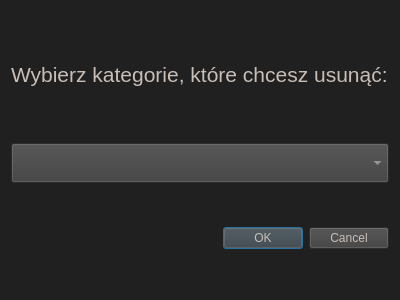
zuzmej/Wydatkoinator, file ui/delete_category_dialog.ui: the form before one commit.
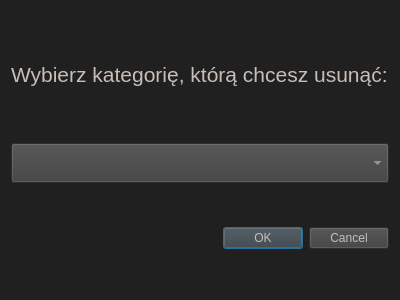
The form after the commit.

```diff
--- a/ui/delete_category_dialog.ui
+++ b/ui/delete_category_dialog.ui
@@ -26,7 +26,12 @@
 
 QComboBox{ 
 	color: #c8beb7;
-	background-color: #3e3e3e
+	background-color: #3e3e3e;
+}
+
+QComboBox QAbstractItemView {	/* zmiana kolorów listy rozwijanej */
+	background-color: #202020;
+	color: #c8beb7;
 }
 
 QDialogButtonBox QPushButton {
@@ -56,7 +61,7 @@
       </font>
      </property>
      <property name="text">
-      <string>Wybierz kategorie, które chcesz usunąć:</string>
+      <string>Wybierz kategorię, którą chcesz usunąć:</string>
      </property>
     </widget>
    </item>
```
